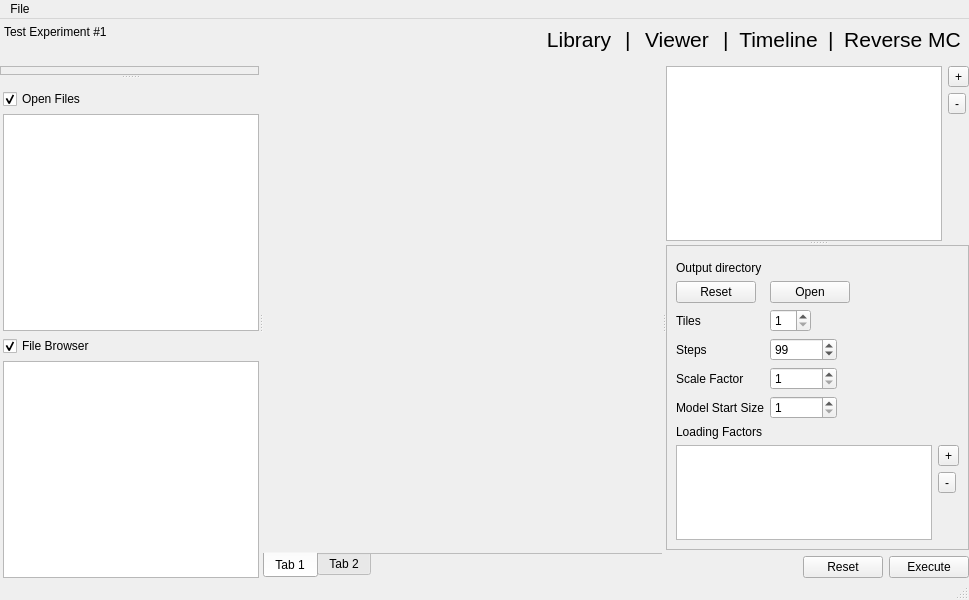
Above: hipies/gui/mainwindow.ui from ronpandolfi/Xi-cam before the change. Below: the same form after it.
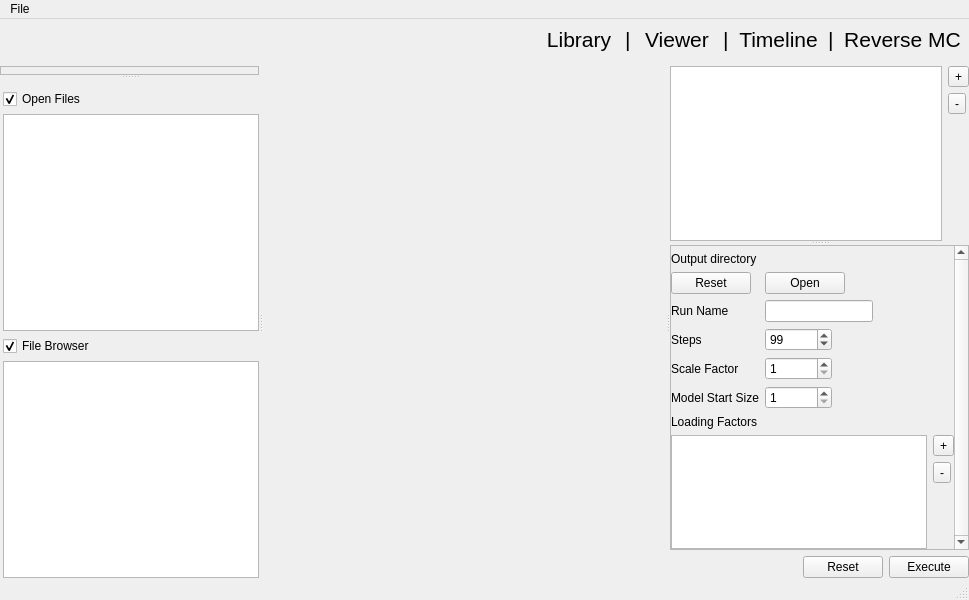
That is the form after the change. The open tabs and pages were chosen to show the change. Icons and pictures are not drawn.

```diff
--- a/hipies/gui/mainwindow.ui
+++ b/hipies/gui/mainwindow.ui
@@ -49,7 +49,7 @@
         <item>
          <widget class="QLabel" name="label_2">
           <property name="text">
-           <string>Test Experiment #1</string>
+              <string/>
           </property>
          </widget>
         </item>
@@ -480,35 +480,6 @@
          <property name="margin">
           <number>0</number>
          </property>
-         <item>
-          <widget class="QTabWidget" name="tabWidget_2">
-           <property name="tabPosition">
-            <enum>QTabWidget::South</enum>
-           </property>
-           <property name="tabShape">
-            <enum>QTabWidget::Rounded</enum>
-           </property>
-           <property name="currentIndex">
-            <number>0</number>
-           </property>
-           <property name="documentMode">
-            <bool>true</bool>
-           </property>
-           <property name="tabBarAutoHide" stdset="0">
-            <bool>false</bool>
-           </property>
-           <widget class="QWidget" name="tab">
-            <attribute name="title">
-             <string>Tab 1</string>
-            </attribute>
-           </widget>
-           <widget class="QWidget" name="tab_2">
-            <attribute name="title">
-             <string>Tab 2</string>
-            </attribute>
-           </widget>
-          </widget>
-         </item>
         </layout>
        </widget>
       </widget>
@@ -677,6 +648,9 @@
             </layout>
            </widget>
            <widget class="QScrollArea" name="scrollArea_2">
+            <property name="verticalScrollBarPolicy">
+             <enum>Qt::ScrollBarAlwaysOn</enum>
+            </property>
             <property name="horizontalScrollBarPolicy">
              <enum>Qt::ScrollBarAlwaysOff</enum>
             </property>
@@ -687,12 +661,15 @@
              <property name="geometry">
               <rect>
                <x>0</x>
-               <y>-120</y>
-               <width>278</width>
-               <height>385</height>
+               <y>0</y>
+                  <width>305</width>
+                  <height>336</height>
               </rect>
              </property>
              <layout class="QVBoxLayout" name="verticalLayout_14">
+              <property name="margin">
+               <number>0</number>
+              </property>
               <item>
                <layout class="QVBoxLayout" name="verticalLayout_11">
                 <item>
@@ -727,45 +704,41 @@
                     </property>
                    </widget>
                   </item>
-                  <item row="2" column="0">
+                  <item row="3" column="0">
                    <widget class="QPushButton" name="rmcreset">
                     <property name="text">
                      <string>Reset</string>
                     </property>
                    </widget>
                   </item>
-                  <item row="2" column="1">
+                  <item row="3" column="1">
                    <widget class="QPushButton" name="rmcopen">
                     <property name="text">
                      <string>Open</string>
                     </property>
                    </widget>
                   </item>
-                  <item row="3" column="0">
-                   <widget class="QLabel" name="label">
-                    <property name="text">
-                     <string>Tiles</string>
-                    </property>
-                   </widget>
-                  </item>
-                  <item row="3" column="1">
-                   <widget class="QSpinBox" name="rmcTiles">
-                    <property name="minimum">
-                     <number>1</number>
-                    </property>
-                    <property name="maximum">
-                     <number>10</number>
-                    </property>
-                   </widget>
-                  </item>
                   <item row="4" column="0">
+                   <widget class="QLabel" name="RunName">
+                    <property name="text">
+                     <string>Run Name</string>
+                    </property>
+                    <property name="textFormat">
+                     <enum>Qt::AutoText</enum>
+                    </property>
+                   </widget>
+                  </item>
+                  <item row="4" column="1">
+                   <widget class="QLineEdit" name="rmcRunName"/>
+                  </item>
+                  <item row="5" column="0">
                    <widget class="QLabel" name="label_3">
                     <property name="text">
                      <string>Steps</string>
                     </property>
                    </widget>
                   </item>
-                  <item row="4" column="1">
+                  <item row="5" column="1">
                    <widget class="QSpinBox" name="rmcSteps">
                     <property name="suffix">
                      <string/>
@@ -787,14 +760,14 @@
                     </property>
                    </widget>
                   </item>
-                  <item row="5" column="0">
+                  <item row="6" column="0">
                    <widget class="QLabel" name="label_4">
                     <property name="text">
                      <string>Scale Factor</string>
                     </property>
                    </widget>
                   </item>
-                  <item row="5" column="1">
+                  <item row="6" column="1">
                    <widget class="QSpinBox" name="rmcScalefactor">
                     <property name="minimum">
                      <number>1</number>
@@ -807,14 +780,14 @@
                     </property>
                    </widget>
                   </item>
-                  <item row="6" column="0">
+                  <item row="7" column="0">
                    <widget class="QLabel" name="label_5">
                     <property name="text">
                      <string>Model Start Size</string>
                     </property>
                    </widget>
                   </item>
-                  <item row="6" column="1">
+                  <item row="7" column="1">
                    <widget class="QSpinBox" name="rmcModlestartsize">
                     <property name="minimum">
                      <number>1</number>
```
Left out of the diff: 18 changed lines with no effect on the pictures.
